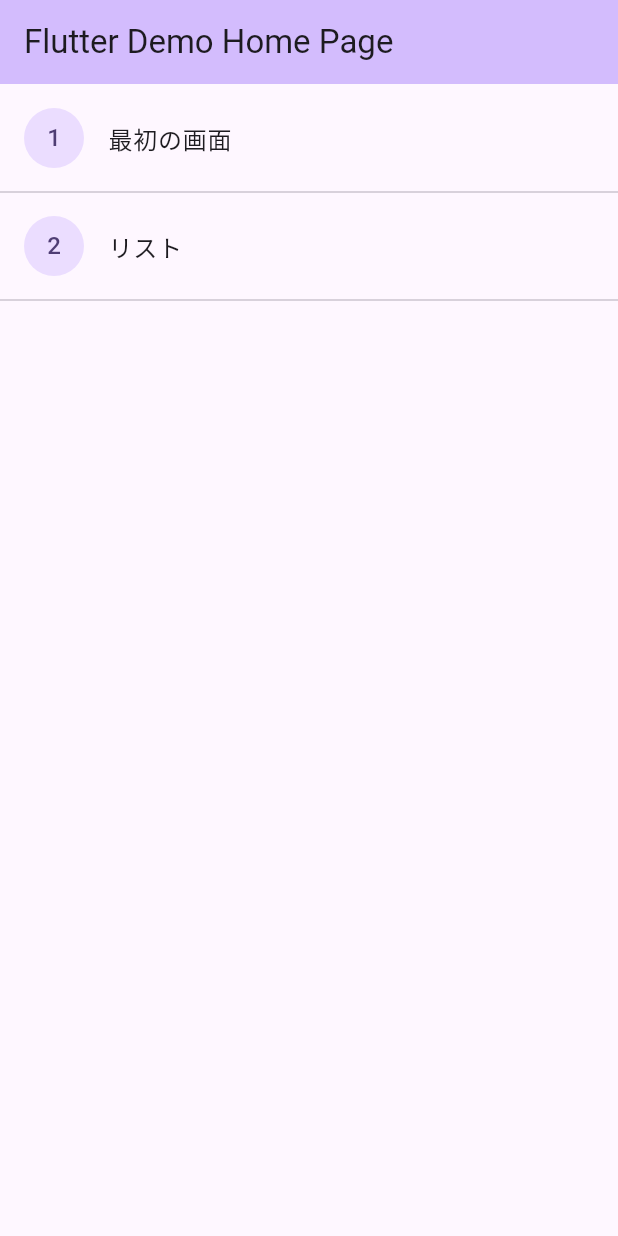
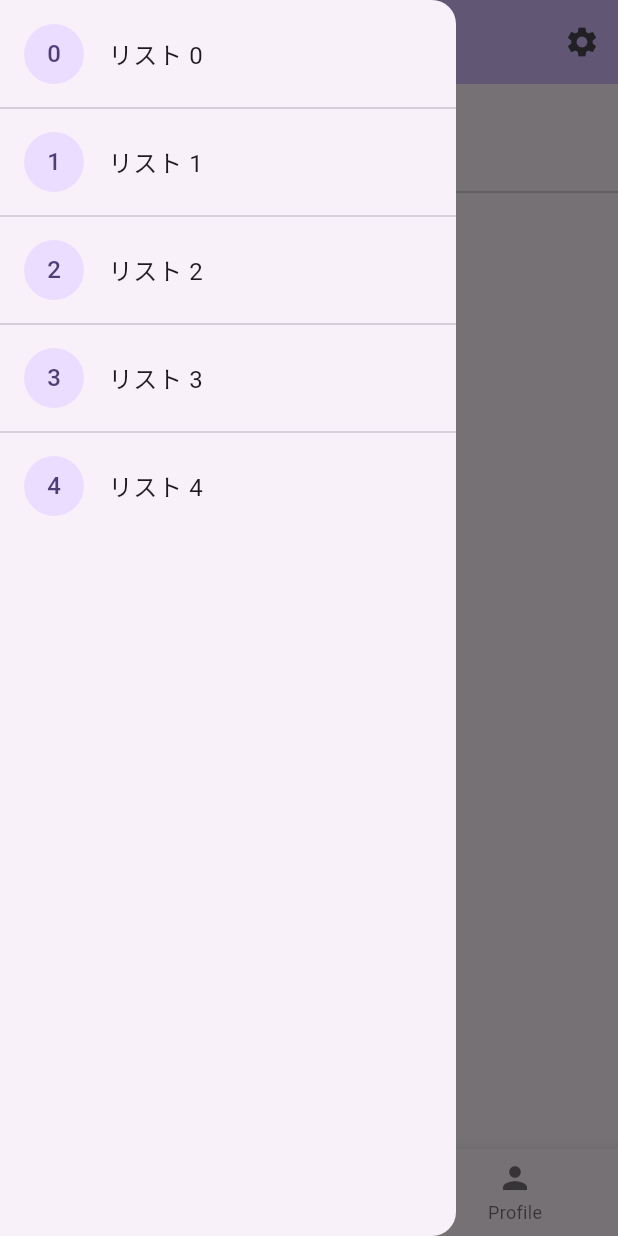
Before and after one commit to kanaaa224/flutter-learning, a Flutter app: the screen it shows after launch, with the side drawer open (before the commit the screen has no drawer), on a phone screen of 412 x 824 dp. Run offline on Flutter 3.47's test engine with Material 3 defaults, Android fonts, the phone set to English and light mode, and no system bars.

Commit message:
ドロワーとナビゲーションバーを実装

```diff
--- a/lib/main.dart
+++ b/lib/main.dart
@@ -13,7 +13,7 @@ class MyApp extends StatelessWidget {
     @override
     Widget build(BuildContext context) {
         return MaterialApp(
-            title: 'Flutter Demo',
+            title: 'Flutter チュートリアル',
             theme: ThemeData(
                 colorScheme: ColorScheme.fromSeed(seedColor: Colors.deepPurple),
                 brightness: Brightness.light,
@@ -23,7 +23,7 @@ class MyApp extends StatelessWidget {
                 brightness: Brightness.dark,
             ),
             themeMode: ThemeMode.system,
-            home: const MyHomePage(title: 'Flutter Demo Home Page'),
+            home: const MyHomePage(title: 'Flutter チュートリアル'),
         );
     }
 }
@@ -38,12 +38,20 @@ class MyHomePage extends StatefulWidget {
 }
 
 class _MyHomePageState extends State<MyHomePage> {
+    int _bnbSelectedIndex = 0;
+
     @override
     Widget build(BuildContext context) {
         return Scaffold(
             appBar: AppBar(
                 backgroundColor: Theme.of(context).colorScheme.inversePrimary,
                 title: Text(widget.title),
+                actions: [
+                    IconButton(
+                        icon: Icon(Icons.settings),
+                        onPressed: () {},
+                    ),
+                ],
             ),
             body: Container(
                 width: double.infinity,
@@ -51,7 +59,7 @@ class _MyHomePageState extends State<MyHomePage> {
                     children: <Widget>[
                         SizedBox(height: 8),
                         ListTile(
-                            leading: CircleAvatar(child: Text('1')),
+                            leading: CircleAvatar(child: Icon(Icons.check)),
                             title: Text('最初の画面'),
                             onTap: () {
                                 Navigator.push(
@@ -62,7 +70,7 @@ class _MyHomePageState extends State<MyHomePage> {
                         ),
                         Divider(),
                         ListTile(
-                            leading: CircleAvatar(child: Text('2')),
+                            leading: CircleAvatar(child: Icon(Icons.list)),
                             title: Text('リスト'),
                             onTap: () {
                                 Navigator.push(
@@ -71,9 +79,46 @@ class _MyHomePageState extends State<MyHomePage> {
                                 );
                             }
                         ),
-                        Divider(),
                     ],
                 ),
+            ),
+            drawer: Drawer(
+                child: ListView.separated(
+                    padding: EdgeInsets.only(top: 8.0, bottom: 8.0),
+                    itemCount: 5,
+                    itemBuilder: (context, index) => Container(
+                        child: ListTile(
+                            leading: CircleAvatar(child: Text('$index')),
+                            title: Text('リスト $index'),
+                            onTap: () {},
+                        ),
+                    ),
+                    separatorBuilder: (context, index) {
+                        return Divider();
+                    },
+                ),
+            ),
+            bottomNavigationBar: BottomNavigationBar(
+                items: const [
+                    BottomNavigationBarItem(
+                        icon: Icon(Icons.home),
+                        label: 'Home',
+                    ),
+                    BottomNavigationBarItem(
+                        icon: Icon(Icons.search),
+                        label: 'Search',
+                    ),
+                    BottomNavigationBarItem(
+                        icon: Icon(Icons.person),
+                        label: 'Profile',
+                    ),
+                ],
+                currentIndex: _bnbSelectedIndex,
+                onTap: (int index) {
+                    setState(() {
+                        _bnbSelectedIndex = index;
+                    });
+                },
             ),
         );
     }
```
